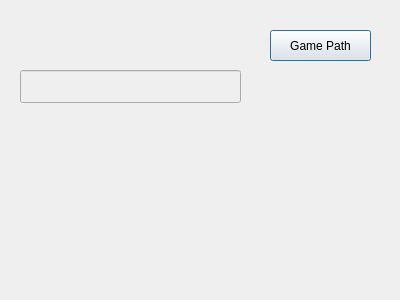
Old version of the form addgamewindow.ui in the repository gallorob/DOS_games_launcher.
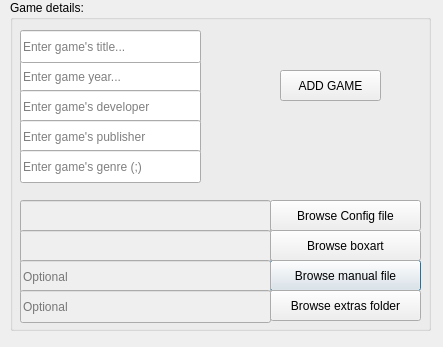
New version of the form. Icons and pictures are not drawn.

Commit message: Better sorting, working AddGameWindow and data dumping

The edit to the form file:
```diff
--- a/addgamewindow.ui
+++ b/addgamewindow.ui
@@ -6,38 +6,235 @@
    <rect>
     <x>0</x>
     <y>0</y>
-    <width>400</width>
-    <height>300</height>
+    <width>443</width>
+    <height>347</height>
    </rect>
   </property>
   <property name="windowTitle">
    <string>Add game</string>
   </property>
-  <widget class="QPushButton" name="gamepathbutton">
+  <property name="windowIcon">
+   <iconset>
+    <normaloff>dosgamesicon.ico</normaloff>dosgamesicon.ico</iconset>
+  </property>
+  <widget class="QGroupBox" name="groupBox">
    <property name="geometry">
     <rect>
-     <x>270</x>
-     <y>30</y>
-     <width>101</width>
-     <height>31</height>
+     <x>10</x>
+     <y>0</y>
+     <width>421</width>
+     <height>331</height>
     </rect>
    </property>
-   <property name="text">
-    <string>Game Path</string>
+   <property name="title">
+    <string>Game details:</string>
    </property>
-  </widget>
-  <widget class="QLineEdit" name="gameloc">
-   <property name="enabled">
-    <bool>false</bool>
-   </property>
-   <property name="geometry">
-    <rect>
-     <x>20</x>
-     <y>70</y>
-     <width>221</width>
-     <height>33</height>
-    </rect>
-   </property>
+   <widget class="QPushButton" name="manual_button">
+    <property name="geometry">
+     <rect>
+      <x>260</x>
+      <y>260</y>
+      <width>151</width>
+      <height>31</height>
+     </rect>
+    </property>
+    <property name="text">
+     <string>Browse manual file</string>
+    </property>
+   </widget>
+   <widget class="QLineEdit" name="year">
+    <property name="geometry">
+     <rect>
+      <x>10</x>
+      <y>60</y>
+      <width>181</width>
+      <height>33</height>
+     </rect>
+    </property>
+    <property name="text">
+     <string/>
+    </property>
+    <property name="placeholderText">
+     <string>Enter game year...</string>
+    </property>
+   </widget>
+   <widget class="QLineEdit" name="developer">
+    <property name="geometry">
+     <rect>
+      <x>10</x>
+      <y>90</y>
+      <width>181</width>
+      <height>33</height>
+     </rect>
+    </property>
+    <property name="text">
+     <string/>
+    </property>
+    <property name="placeholderText">
+     <string>Enter game's developer</string>
+    </property>
+   </widget>
+   <widget class="QLineEdit" name="publisher">
+    <property name="geometry">
+     <rect>
+      <x>10</x>
+      <y>120</y>
+      <width>181</width>
+      <height>33</height>
+     </rect>
+    </property>
+    <property name="text">
+     <string/>
+    </property>
+    <property name="placeholderText">
+     <string>Enter game's publisher</string>
+    </property>
+   </widget>
+   <widget class="QLineEdit" name="genre">
+    <property name="geometry">
+     <rect>
+      <x>10</x>
+      <y>150</y>
+      <width>181</width>
+      <height>33</height>
+     </rect>
+    </property>
+    <property name="text">
+     <string/>
+    </property>
+    <property name="placeholderText">
+     <string>Enter game's genre (;)</string>
+    </property>
+   </widget>
+   <widget class="QLineEdit" name="conf_path">
+    <property name="enabled">
+     <bool>false</bool>
+    </property>
+    <property name="geometry">
+     <rect>
+      <x>10</x>
+      <y>200</y>
+      <width>251</width>
+      <height>33</height>
+     </rect>
+    </property>
+    <property name="readOnly">
+     <bool>false</bool>
+    </property>
+   </widget>
+   <widget class="QLineEdit" name="boxart_path">
+    <property name="enabled">
+     <bool>false</bool>
+    </property>
+    <property name="geometry">
+     <rect>
+      <x>10</x>
+      <y>230</y>
+      <width>251</width>
+      <height>33</height>
+     </rect>
+    </property>
+   </widget>
+   <widget class="QLineEdit" name="manual_path">
+    <property name="enabled">
+     <bool>false</bool>
+    </property>
+    <property name="geometry">
+     <rect>
+      <x>10</x>
+      <y>260</y>
+      <width>251</width>
+      <height>33</height>
+     </rect>
+    </property>
+    <property name="placeholderText">
+     <string>Optional</string>
+    </property>
+   </widget>
+   <widget class="QLineEdit" name="extras_path">
+    <property name="enabled">
+     <bool>false</bool>
+    </property>
+    <property name="geometry">
+     <rect>
+      <x>10</x>
+      <y>290</y>
+      <width>251</width>
+      <height>33</height>
+     </rect>
+    </property>
+    <property name="placeholderText">
+     <string>Optional</string>
+    </property>
+   </widget>
+   <widget class="QPushButton" name="conf_button">
+    <property name="geometry">
+     <rect>
+      <x>260</x>
+      <y>200</y>
+      <width>151</width>
+      <height>31</height>
+     </rect>
+    </property>
+    <property name="text">
+     <string>Browse Config file</string>
+    </property>
+   </widget>
+   <widget class="QPushButton" name="boxart_button">
+    <property name="geometry">
+     <rect>
+      <x>260</x>
+      <y>230</y>
+      <width>151</width>
+      <height>31</height>
+     </rect>
+    </property>
+    <property name="text">
+     <string>Browse boxart</string>
+    </property>
+   </widget>
+   <widget class="QPushButton" name="extras_button">
+    <property name="geometry">
+     <rect>
+      <x>260</x>
+      <y>290</y>
+      <width>151</width>
+      <height>31</height>
+     </rect>
+    </property>
+    <property name="text">
+     <string>Browse extras folder</string>
+    </property>
+   </widget>
+   <widget class="QLineEdit" name="title">
+    <property name="geometry">
+     <rect>
+      <x>10</x>
+      <y>30</y>
+      <width>181</width>
+      <height>33</height>
+     </rect>
+    </property>
+    <property name="text">
+     <string/>
+    </property>
+    <property name="placeholderText">
+     <string>Enter game's title...</string>
+    </property>
+   </widget>
+   <widget class="QPushButton" name="add_game_button">
+    <property name="geometry">
+     <rect>
+      <x>270</x>
+      <y>70</y>
+      <width>101</width>
+      <height>31</height>
+     </rect>
+    </property>
+    <property name="text">
+     <string>ADD GAME</string>
+    </property>
+   </widget>
   </widget>
  </widget>
  <resources/>
```
The commit also changes 8 other files.
